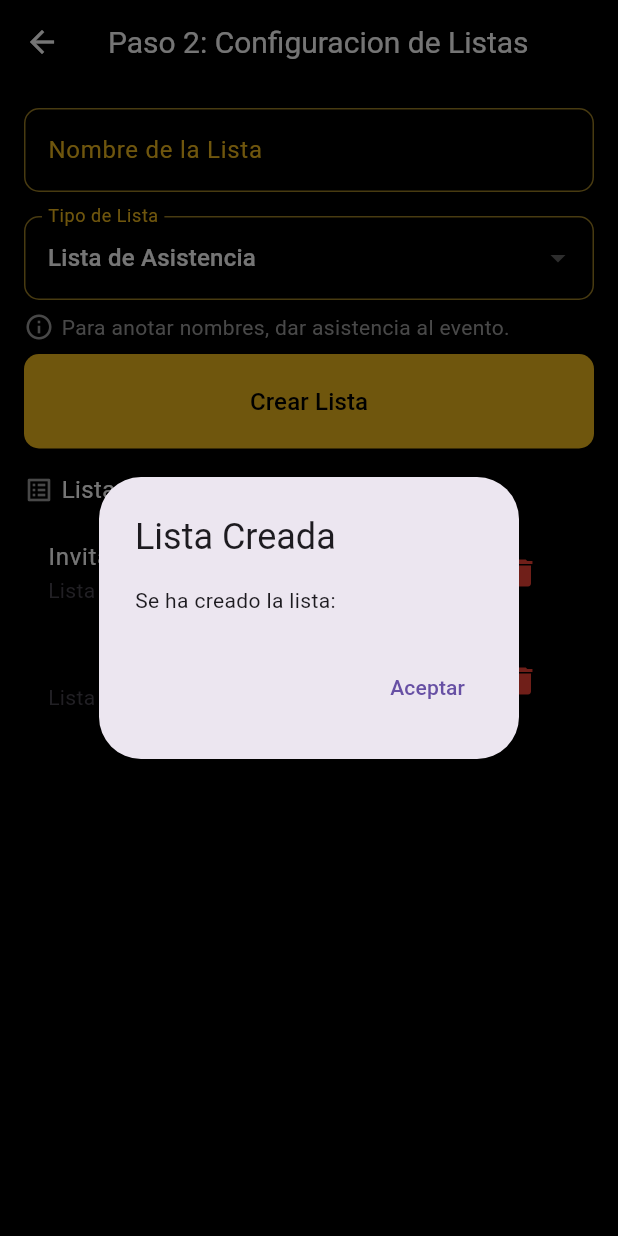
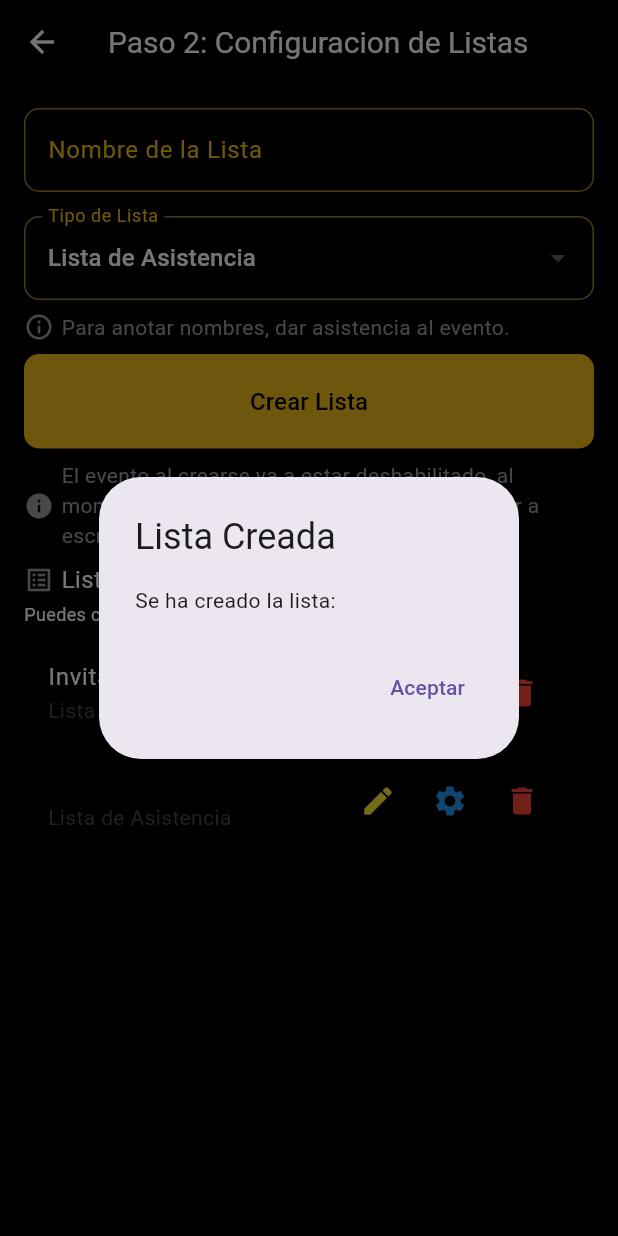
Before and after one commit to fededellavalle/listify, a Flutter app: the Step2AddEvent screen opened directly with empty values, after a tap on "Crear Lista", on a phone screen of 412 x 824 dp. Run offline on Flutter 3.47's test engine with Material 3 defaults, Android fonts, the phone set to English and light mode, and no system bars; our stand-ins replace cloud_firestore, firebase_auth, firebase_core, firebase_storage, google_fonts, google_sign_in and 3 more; accounts and stored records are empty; network calls fail.

Commit message:
Dale que vamos terminando paaaaaaaa

```diff
--- a/lib/home/company/company.dart
+++ b/lib/home/company/company.dart
@@ -154,7 +154,7 @@ class _CompanyPageState extends State<CompanyPage>
                         },
                         style: ButtonStyle(
                           backgroundColor: MaterialStateProperty.all<Color>(
-                            Colors.transparent,
+                            Colors.black,
                           ),
                           padding:
                               MaterialStateProperty.all<EdgeInsetsGeometry>(
--- a/lib/home/company/functionsCompany/functionsInsideCompany/functionsEvents/step1AddEvent.dart
+++ b/lib/home/company/functionsCompany/functionsInsideCompany/functionsEvents/step1AddEvent.dart
@@ -199,7 +199,7 @@ class _Step1AddEventState extends State<Step1AddEvent> {
               TextFormField(
                 controller: _nameController,
                 decoration: InputDecoration(
-                  labelText: 'Nombre',
+                  labelText: 'Nombre del Evento',
                   labelStyle: TextStyle(
                     color: Color.fromARGB(255, 242, 187, 29),
                   ),
--- a/lib/home/company/functionsCompany/functionsInsideCompany/functionsEvents/step2AddEvent.dart
+++ b/lib/home/company/functionsCompany/functionsInsideCompany/functionsEvents/step2AddEvent.dart
@@ -191,8 +191,14 @@ class _Step2AddEventState extends State<Step2AddEvent> {
             _eventStartDate.day, slotHour, slotMinute));
       }
     }
+    if (!timeSlots.contains(DateTime(_eventEndDate.year, _eventEndDate.month,
+        _eventEndDate.day, endHour2, endMinute2))) {
       timeSlots.add(DateTime(_eventEndDate.year, _eventEndDate.month,
           _eventEndDate.day, endHour2, endMinute2));
+      print('No contiene');
+    } else {
+      print('si Contiene');
+    }
 
     print(timeSlots);
 
@@ -323,8 +329,28 @@ class _Step2AddEventState extends State<Step2AddEvent> {
                   ),
                 ),
               ),
-              SizedBox(height: 16),
+              SizedBox(height: 8),
               Row(
+                children: [
+                  Icon(
+                    Icons.info, // El icono que deseas usar
+                    color: Colors.grey,
+                    size: 20,
+                  ),
+                  SizedBox(width: 5), // Espacio entre el icono y el texto
+                  Expanded(
+                    child: Text(
+                      'El evento al crearse va a estar deshabilitado, al momento de habilitarlo se van a poder empezar a escribir en las listas.',
+                      style: TextStyle(
+                        color: Colors.grey,
+                        fontSize: 14,
+                      ),
+                    ),
+                  ),
+                ],
+              ),
+              SizedBox(height: 8),
+              const Row(
                 children: [
                   Icon(
                     Icons.list_alt_outlined,
@@ -341,7 +367,15 @@ class _Step2AddEventState extends State<Step2AddEvent> {
                   ),
                 ],
               ),
-              SizedBox(height: 8),
+              const SizedBox(height: 3),
+              const Text(
+                'Puedes crear hasta 8 listas',
+                style: TextStyle(
+                  color: Colors.white,
+                  fontSize: 12,
+                ),
+              ),
+              const SizedBox(height: 8),
               ListView.builder(
                 shrinkWrap: true,
                 itemCount: _lists.length,
@@ -405,7 +439,28 @@ class _Step2AddEventState extends State<Step2AddEvent> {
     }
   }
 
+  int _maxLists = 8;
+
   void _createList(String listType, String listName) {
+    if (_lists.length >= _maxLists) {
+      showDialog(
+        context: context,
+        builder: (BuildContext context) {
+          return AlertDialog(
+            title: Text('Error al Crear Lista'),
+            content: Text('Se ha alcanzado el máximo de listas permitidas.'),
+            actions: [
+              TextButton(
+                onPressed: () {
+                  Navigator.pop(context);
+                },
+                child: Text('Aceptar'),
+              ),
+            ],
+          );
+        },
+      );
+    } else {
       setState(() {
         _lists.add(ListItem(
           name: listName,
@@ -438,6 +493,7 @@ class _Step2AddEventState extends State<Step2AddEvent> {
           );
         },
       );
+    }
   }
 
   void _editList(int index) {
--- a/lib/styles/button.dart
+++ b/lib/styles/button.dart
@@ -18,7 +18,7 @@ final ButtonStyle buttonSecondary = ButtonStyle(
   overlayColor: MaterialStateProperty.all<Color>(
       Colors.grey), // Color del overlay (sombra) al presionar el botón
   backgroundColor: MaterialStateProperty.all<Color>(
-      Colors.black.withOpacity(0.0)), // Color de fondo del botón con opacidad
+      Colors.black), // Color de fondo del botón con opacidad
   shape: MaterialStateProperty.all<RoundedRectangleBorder>(
     RoundedRectangleBorder(
       borderRadius: BorderRadius.circular(10.0),
```
Also changed, not shown: lib/home/navigation_page.dart (+35 -0 lines), lib/assets/images/logo-exodo.png. Lines whose indentation alone changed are shown as unchanged.
